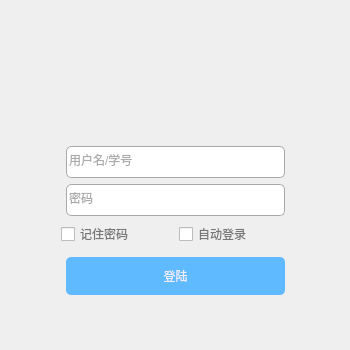
First picture: the form in loginui.ui, repository yexithu/TUNet-pc, before the edit.
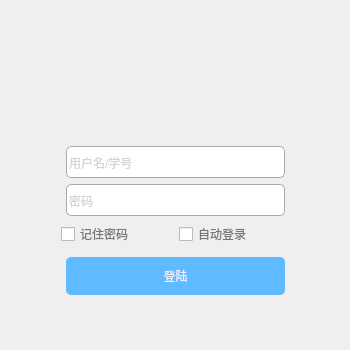
Second picture: the form after the edit. Icons and pictures are not drawn.

Commit message: use placeholder

Diff of the .ui file:
```diff
--- a/loginui.ui
+++ b/loginui.ui
@@ -41,6 +41,9 @@
 border: 1px solid groove grey;</string>
       </property>
       <property name="text">
+       <string/>
+      </property>
+      <property name="placeholderText">
        <string>用户名/学号</string>
       </property>
      </widget>
@@ -56,6 +59,9 @@
 border: 1px solid groove grey;</string>
       </property>
       <property name="text">
+       <string/>
+      </property>
+      <property name="placeholderText">
        <string>密码</string>
       </property>
      </widget>
```
The commit also changes 2 other files.
